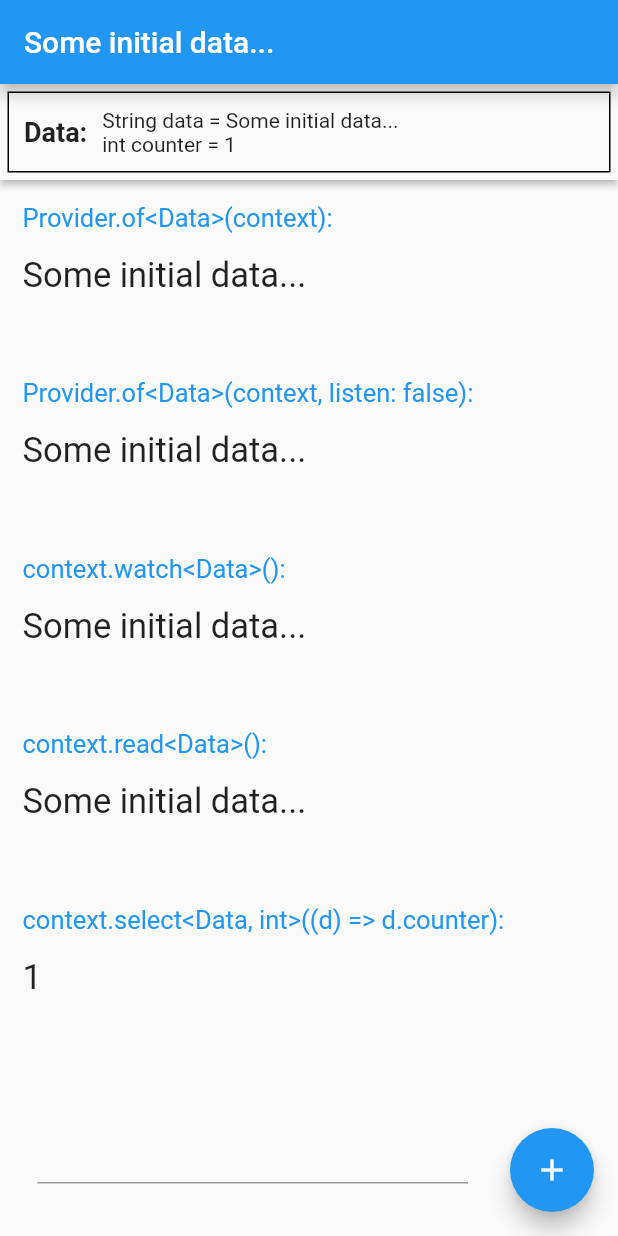
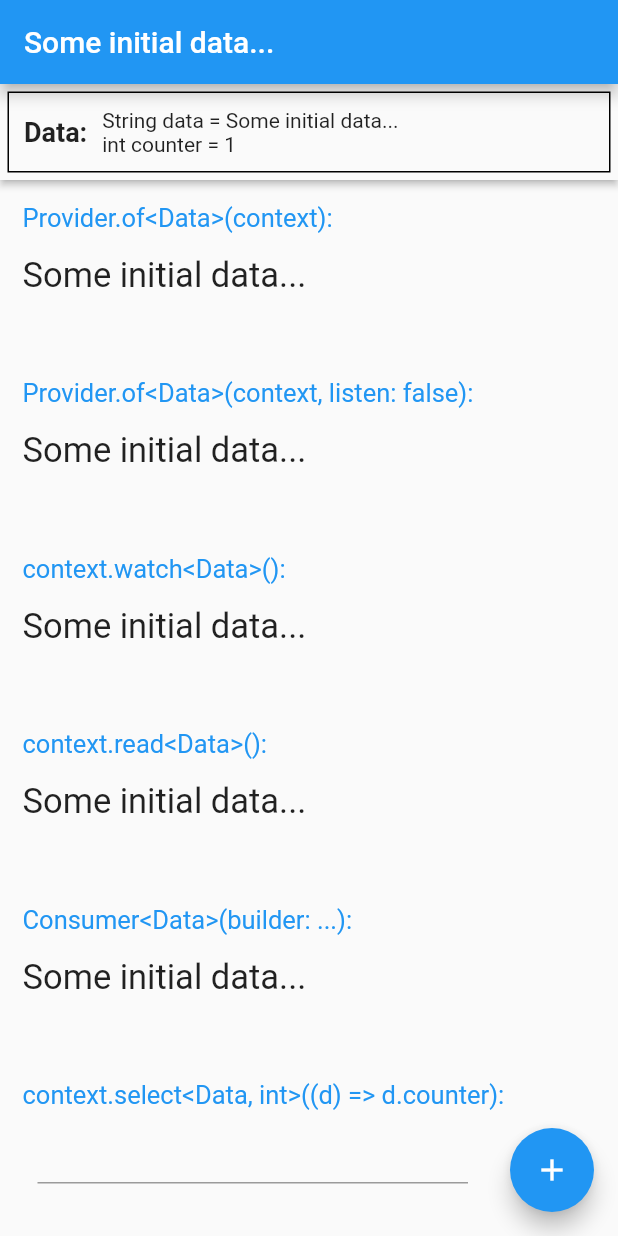
Before and after one commit to Cyrille-Dakhlia/flutter-practice_provider_package, a Flutter app: the screen it shows after launch, after a tap on the "add" icon, on a phone screen of 412 x 824 dp. Run offline on Flutter 3.47's test engine with Material 2 defaults, Android fonts, the phone set to English and light mode, and no system bars.

Commit message:
Add use of "Consumer" and "Selector", use Provider.value instead of create

```diff
--- a/lib/components/my_data_display.dart
+++ b/lib/components/my_data_display.dart
@@ -15,7 +15,6 @@ class MyDataDisplay extends StatelessWidget {
         decoration: BoxDecoration(
           border: Border.all(),
         ),
-        child: Flexible(
         child: Row(
           children: [
             const Text(
@@ -41,7 +40,6 @@ class MyDataDisplay extends StatelessWidget {
           ],
         ),
       ),
-      ),
     );
   }
 }
--- a/lib/main.dart
+++ b/lib/main.dart
@@ -27,8 +27,11 @@ class MyApp extends StatelessWidget {
 
   @override
   Widget build(BuildContext context) {
-    return ChangeNotifierProvider<MyDummyData>(
-      create: (BuildContext context) => data,
+    return ChangeNotifierProvider<MyDummyData>.value(
+      // We use ".value" to provide the existing MyDummyData (to be able to use it in the AppBar title), instead of creating a new instance
+      value: data,
+      // return ChangeNotifierProvider<MyDummyData>(
+      //   create: (BuildContext context) => MyDummyData(),
       child: MaterialApp(
         home: Scaffold(
           appBar: AppBar(
@@ -89,7 +92,9 @@ class Level3 extends StatelessWidget {
         TestProviderNotListening1(),
         TestProviderListening2(),
         TestProviderNotListening2(),
+        TestProviderWithConsumer(),
         TestProviderListeningWithSelect(),
+        TestProviderListeningWithSelector(),
       ],
     );
   }
@@ -134,6 +139,16 @@ class TestProviderNotListening2 extends StatelessWidget {
   }
 }
 
+class TestProviderWithConsumer extends StatelessWidget {
+  @override
+  Widget build(BuildContext context) {
+    return Consumer<MyDummyData>(
+      builder: (context, myDummyDataModel, child) => DisplayColumn(
+          label: 'Consumer<Data>(builder: ...)', value: myDummyDataModel.data),
+    );
+  }
+}
+
 class TestProviderListeningWithSelect extends StatelessWidget {
   @override
   Widget build(BuildContext context) {
@@ -141,6 +156,18 @@ class TestProviderListeningWithSelect extends StatelessWidget {
     return DisplayColumn(
         label: 'context.select<Data, int>((d) => d.counter)',
         value: counter.toString());
+  }
+}
+
+class TestProviderListeningWithSelector extends StatelessWidget {
+  @override
+  Widget build(BuildContext context) {
+    return Selector<MyDummyData, int>(
+      selector: (context, myDummyDataModel) => myDummyDataModel.counter,
+      builder: (context, counter, child) => DisplayColumn(
+          label: 'Selector<Data, int>(selector: ..., builder: ...)',
+          value: counter.toString()),
+    );
   }
 }
 
```
Lines whose indentation alone changed are shown as unchanged.
